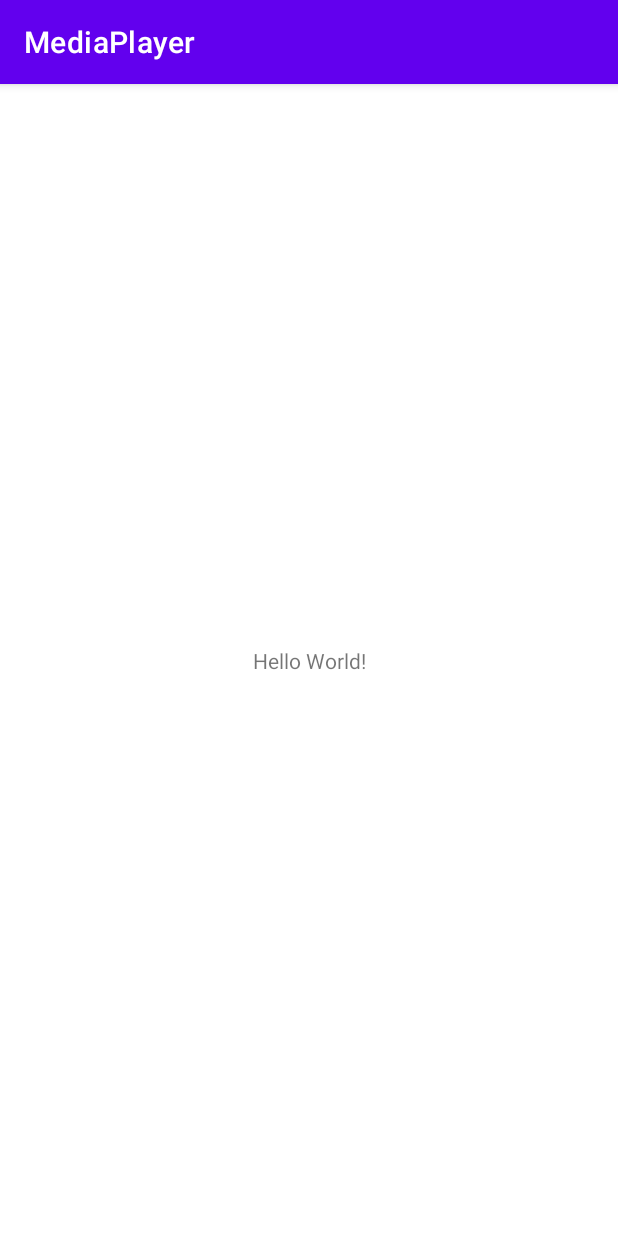
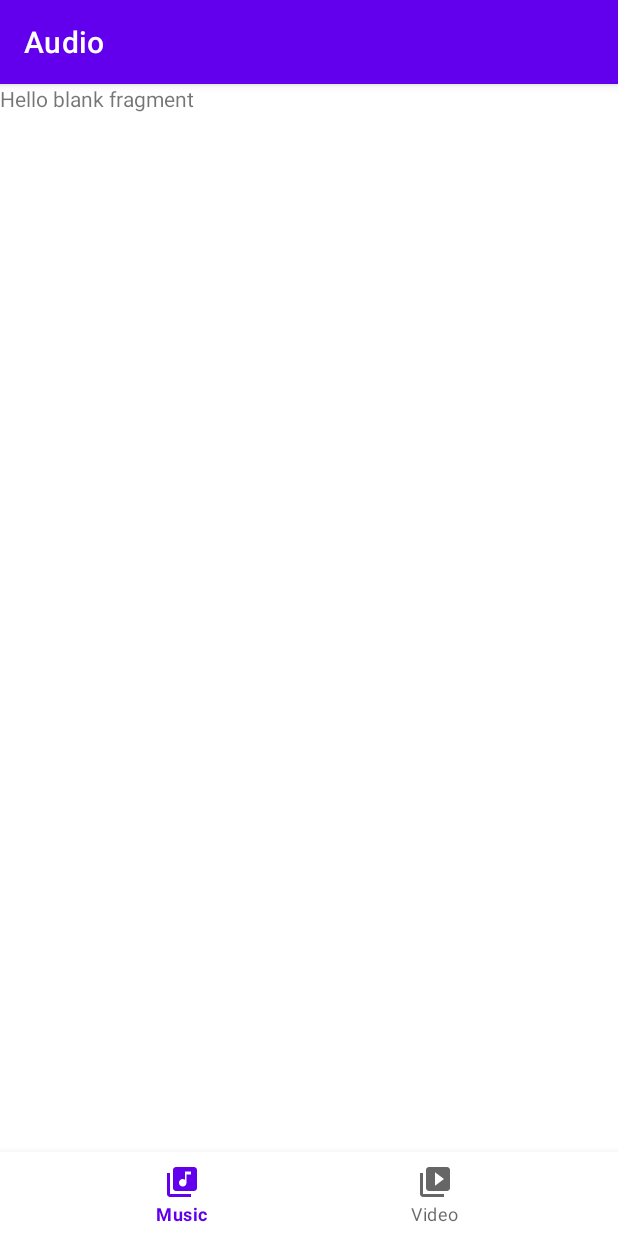
Before and after one commit to diasjakupov/MediaPlayer, an Android app: the screen it shows after launch (MainActivity), on a phone screen of 412 x 824 dp. Run offline under Robolectric (Android 15) with nearby library versions, the phone set to English and light mode, and no system bars; our stand-ins replace Dagger/Hilt's generated code, navigation-ui.

Commit message:
commit 2: set up navigation and create mock video provider

```diff
--- /dev/null
+++ b/app/src/main/java/com/example/mediaplayer/MyApplication.kt
@@ -0,0 +1,8 @@
+package com.example.mediaplayer
+
+import android.app.Application
+import dagger.hilt.android.HiltAndroidApp
+
+@HiltAndroidApp
+class MyApplication: Application() {
+}
--- /dev/null
+++ b/app/src/main/java/com/example/mediaplayer/ui/activity/MainActivity.kt
@@ -0,0 +1,62 @@
+package com.example.mediaplayer.ui.activity
+
+import android.Manifest
+import android.content.pm.PackageManager
+import androidx.appcompat.app.AppCompatActivity
+import android.os.Bundle
+import androidx.activity.result.ActivityResultLauncher
+import androidx.activity.result.contract.ActivityResultContract
+import androidx.activity.result.contract.ActivityResultContracts
+import androidx.core.content.ContextCompat
+import androidx.navigation.NavController
+import androidx.navigation.findNavController
+import androidx.navigation.ui.AppBarConfiguration
+import androidx.navigation.ui.setupActionBarWithNavController
+import androidx.navigation.ui.setupWithNavController
+import com.example.mediaplayer.R
+import com.example.mediaplayer.data.providers.VideoProvider
+import com.google.android.material.bottomnavigation.BottomNavigationView
+import dagger.hilt.android.AndroidEntryPoint
+import kotlinx.android.synthetic.main.activity_main.*
+
+
+@AndroidEntryPoint
+class MainActivity : AppCompatActivity() {
+    private lateinit var permissionLauncher: ActivityResultLauncher<Array<String>>
+    private var isPermissionGranted = false
+    private lateinit var navController: NavController
+    private lateinit var bottomNavigation: BottomNavigationView
+
+    override fun onCreate(savedInstanceState: Bundle?) {
+        super.onCreate(savedInstanceState)
+        setContentView(R.layout.activity_main)
+
+        //Request permission
+        permissionLauncher = registerForActivityResult(ActivityResultContracts.RequestMultiplePermissions()) {
+            isPermissionGranted = it[Manifest.permission.READ_EXTERNAL_STORAGE] ?: false
+        }
+        requestPermission()
+
+        navController=findNavController(R.id.navHostFragment)
+        bottomNavigation=bottomNav
+
+        val appConfig= AppBarConfiguration(setOf(
+            R.id.audioList,
+            R.id.videoList
+        ))
+        bottomNavigation.setupWithNavController(navController)
+        setupActionBarWithNavController(navController, appConfig)
+    }
+
+    override fun onNavigateUp(): Boolean {
+        return navController.navigateUp() || super.onNavigateUp()
+    }
+
+    private fun requestPermission() {
+        val readPermission = ContextCompat.checkSelfPermission(applicationContext, Manifest.permission.READ_EXTERNAL_STORAGE) == PackageManager.PERMISSION_GRANTED
+        isPermissionGranted=readPermission
+        if(!readPermission){
+            permissionLauncher.launch(arrayOf(Manifest.permission.READ_EXTERNAL_STORAGE))
+        }
+    }
+}
--- /dev/null
+++ b/app/src/main/java/com/example/mediaplayer/ui/fragments/audioList/AudioListFragment.kt
@@ -0,0 +1,21 @@
+package com.example.mediaplayer.ui.fragments.audioList
+
+import android.os.Bundle
+import androidx.fragment.app.Fragment
+import android.view.LayoutInflater
+import android.view.View
+import android.view.ViewGroup
+import com.example.mediaplayer.R
+
+
+class AudioListFragment : Fragment() {
+
+    override fun onCreateView(
+        inflater: LayoutInflater, container: ViewGroup?,
+        savedInstanceState: Bundle?
+    ): View? {
+        // Inflate the layout for this fragment
+        return inflater.inflate(R.layout.fragment_audio_list, container, false)
+    }
+
+}
--- /dev/null
+++ b/app/src/main/res/drawable/ic_library_music.xml
@@ -0,0 +1,10 @@
+<vector xmlns:android="http://schemas.android.com/apk/res/android"
+    android:width="24dp"
+    android:height="24dp"
+    android:viewportWidth="24"
+    android:viewportHeight="24"
+    android:tint="?attr/colorControlNormal">
+  <path
+      android:fillColor="@android:color/white"
+      android:pathData="M20,2L8,2c-1.1,0 -2,0.9 -2,2v12c0,1.1 0.9,2 2,2h12c1.1,0 2,-0.9 2,-2L22,4c0,-1.1 -0.9,-2 -2,-2zM18,7h-3v5.5c0,1.38 -1.12,2.5 -2.5,2.5S10,13.88 10,12.5s1.12,-2.5 2.5,-2.5c0.57,0 1.08,0.19 1.5,0.51L14,5h4v2zM4,6L2,6v14c0,1.1 0.9,2 2,2h14v-2L4,20L4,6z"/>
+</vector>
--- /dev/null
+++ b/app/src/main/res/drawable/ic_video_library.xml
@@ -0,0 +1,10 @@
+<vector xmlns:android="http://schemas.android.com/apk/res/android"
+    android:width="24dp"
+    android:height="24dp"
+    android:viewportWidth="24"
+    android:viewportHeight="24"
+    android:tint="?attr/colorControlNormal">
+  <path
+      android:fillColor="@android:color/white"
+      android:pathData="M4,6L2,6v14c0,1.1 0.9,2 2,2h14v-2L4,20L4,6zM20,2L8,2c-1.1,0 -2,0.9 -2,2v12c0,1.1 0.9,2 2,2h12c1.1,0 2,-0.9 2,-2L22,4c0,-1.1 -0.9,-2 -2,-2zM12,14.5v-9l6,4.5 -6,4.5z"/>
+</vector>
--- a/app/src/main/res/layout/activity_main.xml
+++ b/app/src/main/res/layout/activity_main.xml
@@ -4,15 +4,28 @@
     xmlns:tools="http://schemas.android.com/tools"
     android:layout_width="match_parent"
     android:layout_height="match_parent"
-    tools:context=".MainActivity">
+    tools:context=".ui.activity.MainActivity">
 
-    <TextView
-        android:layout_width="wrap_content"
+    <fragment
+        android:id="@+id/navHostFragment"
+        android:name="androidx.navigation.fragment.NavHostFragment"
+        android:layout_width="0dp"
+        android:layout_height="0dp"
+        app:defaultNavHost="true"
+        app:layout_constraintBottom_toTopOf="@+id/bottomNav"
+        app:layout_constraintEnd_toEndOf="parent"
+        app:layout_constraintStart_toStartOf="parent"
+        app:layout_constraintTop_toTopOf="parent"
+        app:navGraph="@navigation/main_nav"
+        tools:ignore="FragmentTagUsage" />
+
+    <com.google.android.material.bottomnavigation.BottomNavigationView
+        android:id="@+id/bottomNav"
+        android:layout_width="0dp"
         android:layout_height="wrap_content"
-        android:text="Hello World!"
         app:layout_constraintBottom_toBottomOf="parent"
-        app:layout_constraintLeft_toLeftOf="parent"
-        app:layout_constraintRight_toRightOf="parent"
-        app:layout_constraintTop_toTopOf="parent" />
+        app:layout_constraintEnd_toEndOf="parent"
+        app:layout_constraintStart_toStartOf="parent"
+        app:menu="@menu/bottom_nav_menu" />
 
 </androidx.constraintlayout.widget.ConstraintLayout>
--- /dev/null
+++ b/app/src/main/res/layout/fragment_audio_list.xml
@@ -0,0 +1,14 @@
+<?xml version="1.0" encoding="utf-8"?>
+<FrameLayout xmlns:android="http://schemas.android.com/apk/res/android"
+    xmlns:tools="http://schemas.android.com/tools"
+    android:layout_width="match_parent"
+    android:layout_height="match_parent"
+    tools:context=".ui.fragments.audioList.AudioListFragment">
+
+    <!-- TODO: Update blank fragment layout -->
+    <TextView
+        android:layout_width="match_parent"
+        android:layout_height="match_parent"
+        android:text="@string/hello_blank_fragment" />
+
+</FrameLayout>
--- /dev/null
+++ b/app/src/main/res/menu/bottom_nav_menu.xml
@@ -0,0 +1,14 @@
+<?xml version="1.0" encoding="utf-8"?>
+<menu xmlns:android="http://schemas.android.com/apk/res/android"
+    xmlns:app="http://schemas.android.com/apk/res-auto">
+    <item
+        android:id="@+id/audioList"
+        android:icon="@drawable/ic_library_music"
+        android:title="Music"
+        app:showAsAction="ifRoom" />
+    <item
+        android:id="@+id/videoList"
+        android:icon="@drawable/ic_video_library"
+        android:title="Video"
+        app:showAsAction="ifRoom" />
+</menu>
--- /dev/null
+++ b/app/src/main/res/navigation/main_nav.xml
@@ -0,0 +1,20 @@
+<?xml version="1.0" encoding="utf-8"?>
+<navigation xmlns:android="http://schemas.android.com/apk/res/android"
+    xmlns:app="http://schemas.android.com/apk/res-auto"
+    xmlns:tools="http://schemas.android.com/tools"
+    android:id="@+id/main_nav"
+    app:startDestination="@id/audioList">
+
+    <fragment
+        android:id="@+id/audioList"
+        android:name="com.example.mediaplayer.ui.fragments.audioList.AudioListFragment"
+        android:label="Audio"
+        tools:layout="@layout/fragment_audio_list" />
+
+    <fragment
+        android:id="@+id/videoList"
+        android:name="com.example.mediaplayer.ui.fragments.videoList.VideoListFragment"
+        tools:layout="@layout/fragment_video_list"
+        android:label="Video" >
+    </fragment>
+</navigation>
--- a/app/src/main/res/values/strings.xml
+++ b/app/src/main/res/values/strings.xml
@@ -1,3 +1,5 @@
 <resources>
     <string name="app_name">MediaPlayer</string>
+    <!-- TODO: Remove or change this placeholder text -->
+    <string name="hello_blank_fragment">Hello blank fragment</string>
 </resources>
--- a/build.gradle
+++ b/build.gradle
@@ -6,9 +6,10 @@ buildscript {
         jcenter()
     }
     dependencies {
-        classpath "com.android.tools.build:gradle:4.1.2"
+        classpath "com.android.tools.build:gradle:4.1.3"
         classpath "org.jetbrains.kotlin:kotlin-gradle-plugin:$kotlin_version"
-
+        classpath "com.google.dagger:hilt-android-gradle-plugin:2.35"
+        classpath 'android.arch.navigation:navigation-safe-args-gradle-plugin:1.0.0'
         // NOTE: Do not place your application dependencies here; they belong
         // in the individual module build.gradle files
     }
```
Also changed, not shown: app/build.gradle (+51 -4 lines), app/src/main/AndroidManifest.xml (+8 -2 lines), app/src/main/java/com/example/mediaplayer/MainActivity.kt (deleted, +0 -11 lines), app/src/main/java/com/example/mediaplayer/data/models/Video.kt (added, +10 -0 lines), app/src/main/java/com/example/mediaplayer/data/providers/VideoProvider.kt (added, +73 -0 lines), app/src/main/java/com/example/mediaplayer/ui/fragments/videoList/VideoListFragment.kt (added, +40 -0 lines), app/src/main/java/com/example/mediaplayer/ui/fragments/videoList/VideoListViewModel.kt (added, +20 -0 lines), app/src/main/res/layout/fragment_video_list.xml (added, +11 -0 lines), gradle/wrapper/gradle-wrapper.properties, 1 other file.
